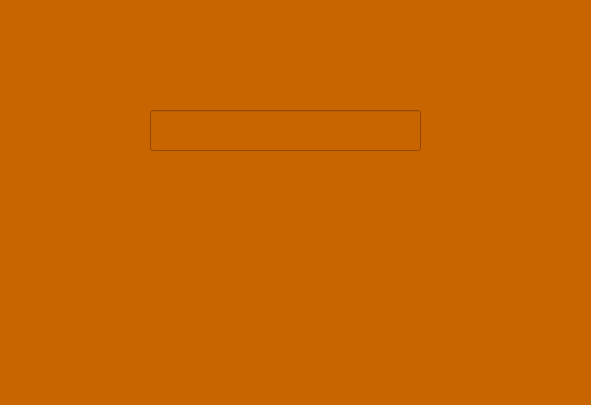
First picture: the form in bonus of gui for text editor/TextEditor/countwdialog.ui, repository eslammohamedtolba/Login-and-Text-Editor-Applications, before the edit.
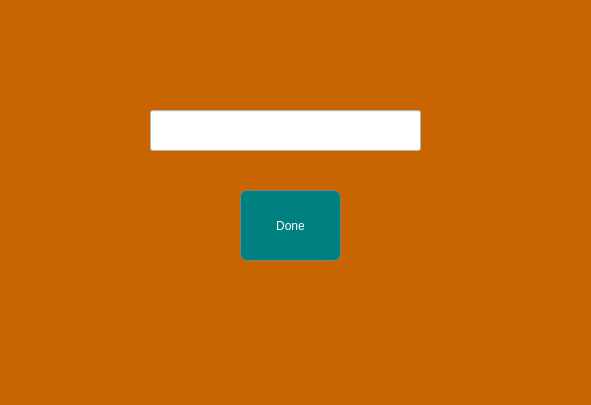
Second picture: the form after the edit.

```diff
--- a/bonus of gui for text editor/TextEditor/countwdialog.ui
+++ b/bonus of gui for text editor/TextEditor/countwdialog.ui
@@ -28,6 +28,28 @@
      <height>41</height>
     </rect>
    </property>
+   <property name="styleSheet">
+    <string notr="true">background:rgb(255, 255, 255);</string>
+   </property>
+  </widget>
+  <widget class="QPushButton" name="pushButton_toexit">
+   <property name="geometry">
+    <rect>
+     <x>240</x>
+     <y>190</y>
+     <width>101</width>
+     <height>71</height>
+    </rect>
+   </property>
+   <property name="styleSheet">
+    <string notr="true">border-radius:7px;
+border:1px solid grey;
+background:teal;
+color:white</string>
+   </property>
+   <property name="text">
+    <string>Done</string>
+   </property>
   </widget>
  </widget>
  <resources/>
```
